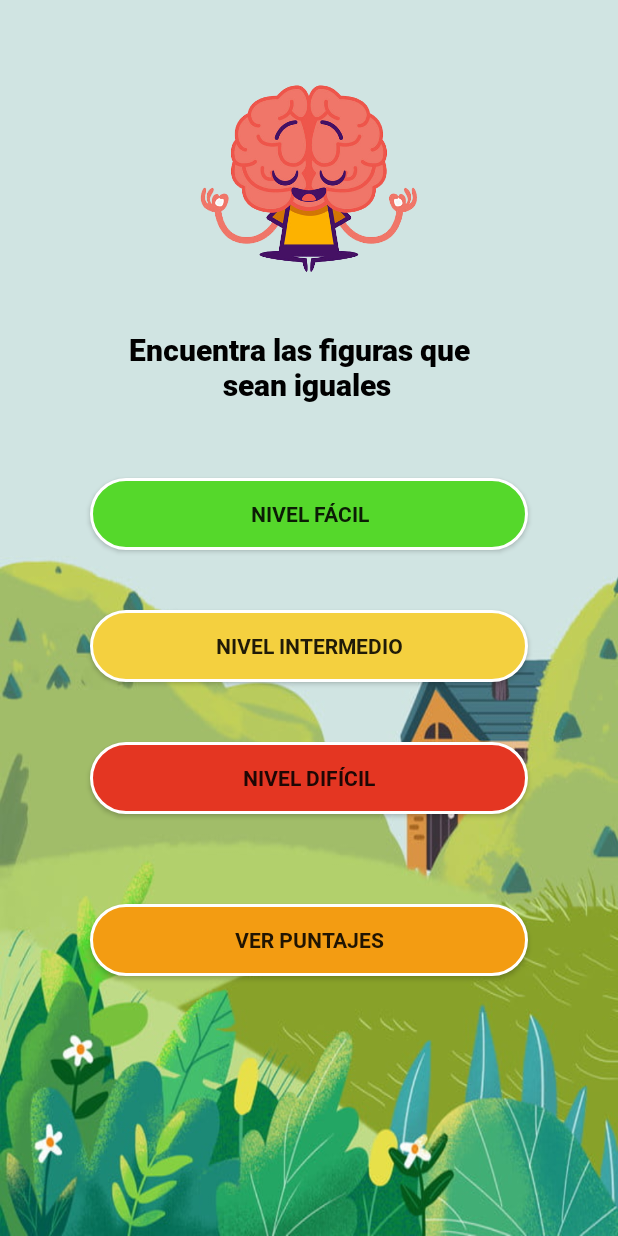
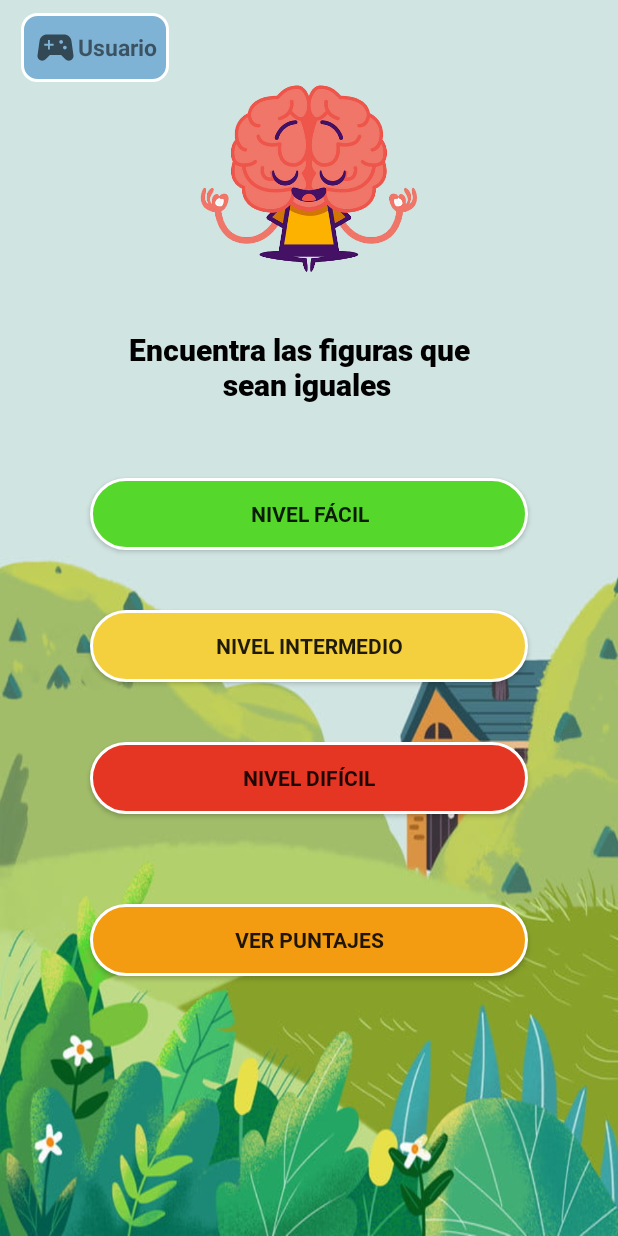
Before and after one commit to laulauh2311/MEMORAMA_TESTING, an Android app: the screen it shows after launch once a user with an empty profile is signed in (NivelesMemorama), on a phone screen of 412 x 824 dp. Run offline under Robolectric (Android 15) with nearby library versions, the light colour scheme and no system bars; our stand-ins replace Firebase (no records; nobody signed in at launch, a user with empty details on screens opened directly); 2 statements that could not run were skipped.

Commit message:
Memorama Testing version 2.0

```diff
--- a/app/build.gradle
+++ b/app/build.gradle
@@ -35,8 +35,8 @@ dependencies {
     implementation fileTree(dir: "libs", include: ["*.jar"])
     implementation 'androidx.appcompat:appcompat:1.1.0'
     implementation 'androidx.constraintlayout:constraintlayout:1.1.3'
-    implementation 'com.google.firebase:firebase-database:19.3.0'
-    implementation 'com.google.firebase:firebase-auth:19.3.1'
+    implementation 'com.google.firebase:firebase-database:19.3.1'
+    implementation 'com.google.firebase:firebase-auth:19.3.2'
     testImplementation 'junit:junit:4.12'
     androidTestImplementation 'androidx.test.ext:junit:1.1.1'
     androidTestImplementation 'androidx.test.espresso:espresso-core:3.2.0'
--- a/app/src/main/java/com/example/braintrainer/LoginActivity.java
+++ b/app/src/main/java/com/example/braintrainer/LoginActivity.java
@@ -13,6 +13,11 @@ import com.google.android.gms.tasks.OnCompleteListener;
 import com.google.android.gms.tasks.Task;
 import com.google.firebase.auth.AuthResult;
 import com.google.firebase.auth.FirebaseAuth;
+import com.google.firebase.database.DataSnapshot;
+import com.google.firebase.database.DatabaseError;
+import com.google.firebase.database.DatabaseReference;
+import com.google.firebase.database.FirebaseDatabase;
+import com.google.firebase.database.ValueEventListener;
 
 
 /////////////////////////////////////////////////
--- a/app/src/main/java/com/example/braintrainer/NivelesMemorama.java
+++ b/app/src/main/java/com/example/braintrainer/NivelesMemorama.java
@@ -7,6 +7,7 @@ import android.content.Intent;
 import android.os.Bundle;
 import android.view.View;
 import android.widget.Button;
+import android.widget.TextView;
 import android.widget.Toast;
 
 import com.google.firebase.auth.FirebaseAuth;
@@ -36,6 +37,7 @@ public class NivelesMemorama extends AppCompatActivity {
     private Button facil , intermedio , dificil , puntajes ;
     private FirebaseAuth mAuth;
     private DatabaseReference mReference;
+    public TextView bienvenida;
     @Override
     protected void onCreate(Bundle savedInstanceState) {
         super.onCreate(savedInstanceState);
@@ -46,6 +48,7 @@ public class NivelesMemorama extends AppCompatActivity {
         puntajes = (Button) findViewById(R.id.BotonPuntajes);
         mAuth = FirebaseAuth.getInstance();
         mReference = FirebaseDatabase.getInstance().getReference();
+        bienvenida = (TextView) findViewById(R.id.Usuario);
 
         facil.setOnClickListener(new View.OnClickListener() {
             @Override
@@ -88,7 +91,8 @@ public class NivelesMemorama extends AppCompatActivity {
             public void onDataChange(@NonNull DataSnapshot dataSnapshot) {
                 if (dataSnapshot.exists()) {
                     String Nombre = dataSnapshot.child("Nombres").getValue().toString();
-                    Toast.makeText(NivelesMemorama.this,"Bienvenido(a)" + Nombre,Toast.LENGTH_SHORT).show();
+                    //Toast.makeText(NivelesMemorama.this,"Bienvenido(a)" + Nombre,Toast.LENGTH_SHORT).show();
+                    bienvenida.setText(Nombre);
                 }
             }
             @Override
--- /dev/null
+++ b/app/src/main/res/drawable-v24/botonredondo3.xml
@@ -0,0 +1,14 @@
+<?xml version="1.0" encoding="utf-8"?>
+<shape xmlns:android="http://schemas.android.com/apk/res/android" android:shape="rectangle">
+    <solid android:color="#7FB3D5"/>
+
+    <stroke android:width="2dp"
+        android:color="#ffffff"/>
+
+    <padding android:left="1dp"
+        android:top="1dp"
+        android:right="1dp"
+        android:bottom="1dp"/>
+
+    <corners android:radius="15px"/>
+</shape>
--- /dev/null
+++ b/app/src/main/res/drawable/ic_juego_memorama.xml
@@ -0,0 +1,5 @@
+<vector android:height="30dp" android:tint="?attr/colorControlNormal"
+    android:viewportHeight="24" android:viewportWidth="24"
+    android:width="30dp" xmlns:android="http://schemas.android.com/apk/res/android">
+    <path android:fillColor="@android:color/white" android:pathData="M21.58,16.09l-1.09,-7.66C20.21,6.46 18.52,5 16.53,5H7.47C5.48,5 3.79,6.46 3.51,8.43l-1.09,7.66C2.2,17.63 3.39,19 4.94,19h0c0.68,0 1.32,-0.27 1.8,-0.75L9,16h6l2.25,2.25c0.48,0.48 1.13,0.75 1.8,0.75h0C20.61,19 21.8,17.63 21.58,16.09zM11,11H9v2H8v-2H6v-1h2V8h1v2h2V11zM15,10c-0.55,0 -1,-0.45 -1,-1c0,-0.55 0.45,-1 1,-1s1,0.45 1,1C16,9.55 15.55,10 15,10zM17,13c-0.55,0 -1,-0.45 -1,-1c0,-0.55 0.45,-1 1,-1s1,0.45 1,1C18,12.55 17.55,13 17,13z"/>
+</vector>
--- a/app/src/main/res/layout/activity_niveles_memorama.xml
+++ b/app/src/main/res/layout/activity_niveles_memorama.xml
@@ -8,6 +8,25 @@
     android:background="@drawable/fondo"
     tools:context=".NivelesMemorama">
 
+
+    <TextView
+        android:id="@+id/Usuario"
+        android:layout_width="wrap_content"
+        android:layout_height="wrap_content"
+        android:background="@drawable/botonredondo3"
+        android:text="Usuario"
+        android:gravity="center"
+        android:textStyle="bold"
+        android:textSize="15dp"
+        android:layout_marginTop="20dp"
+        android:drawableLeft="@drawable/ic_juego_memorama"
+        android:padding="8dp"
+        app:layout_constraintBottom_toTopOf="@+id/imageView21"
+        app:layout_constraintEnd_toEndOf="parent"
+        app:layout_constraintHorizontal_bias="0.044"
+        app:layout_constraintStart_toStartOf="parent"
+        app:layout_constraintTop_toTopOf="parent"
+        app:layout_constraintVertical_bias="0.437" />
 
     <ImageView
         android:id="@+id/imageView21"
```
